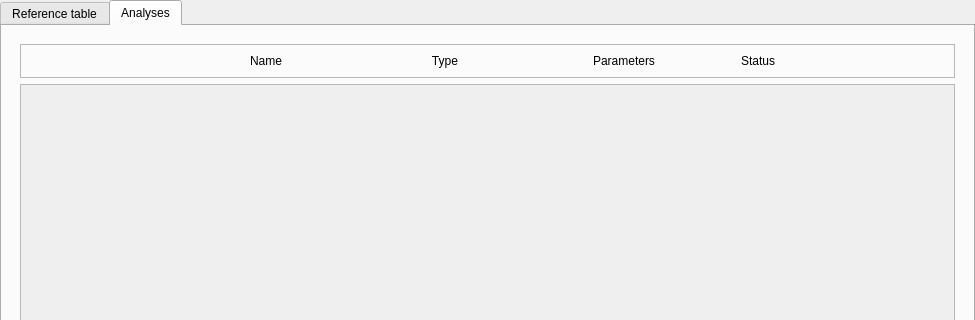
Before: the Qt Designer form python_interface/uis/Project.ui in cbgp/diyabc, drawn with Qt 5; both pictures show x 0 to 975 and y 0 to 320 of the 975 by 810 pixel window.
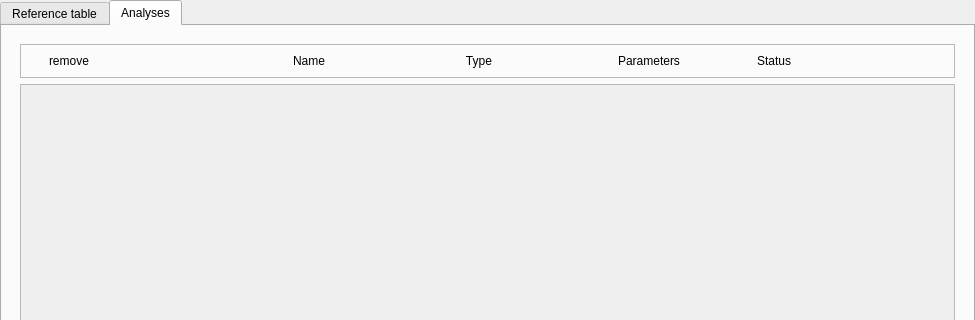
After: the same form once the commit is applied. The open tabs and pages were chosen to show the change.

Commit message: remove analysis

Diff of the .ui file:
```diff
--- a/python_interface/uis/Project.ui
+++ b/python_interface/uis/Project.ui
@@ -878,6 +878,25 @@
              <property name="spacing">
               <number>1</number>
              </property>
+             <item>
+              <widget class="QLabel" name="label_2">
+               <property name="minimumSize">
+                <size>
+                 <width>50</width>
+                 <height>0</height>
+                </size>
+               </property>
+               <property name="maximumSize">
+                <size>
+                 <width>50</width>
+                 <height>16777215</height>
+                </size>
+               </property>
+               <property name="text">
+                <string>remove</string>
+               </property>
+              </widget>
+             </item>
              <item>
               <widget class="QLabel" name="label_17">
                <property name="minimumSize">
```
Left out of the diff: 2 changed lines with no effect on the pictures. The commit also changes 1 other file.
